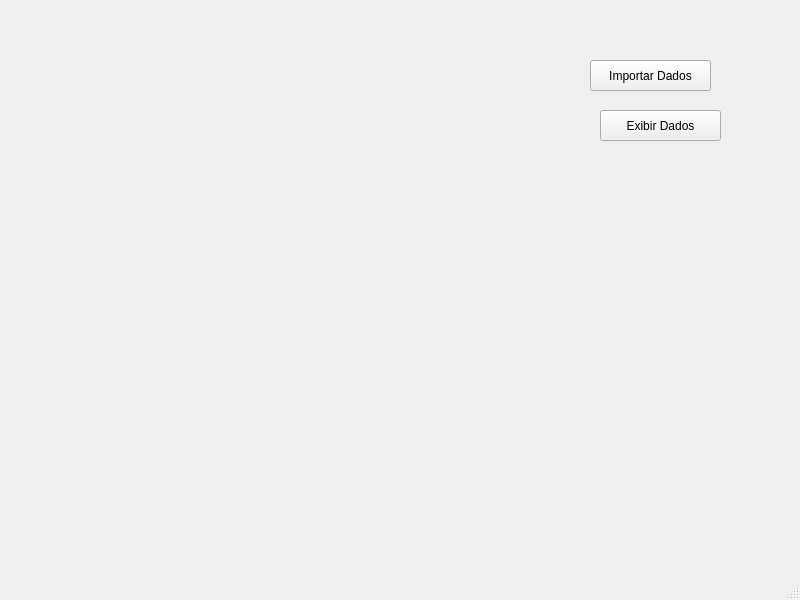
First picture: the form in src-v2/mainwindow.ui, repository ldsc/ProjetoEngenharia-SoftwareEducacionalParaAnaliseESolucaoDeProblemasEmEngenhariaDePoco, before the edit.
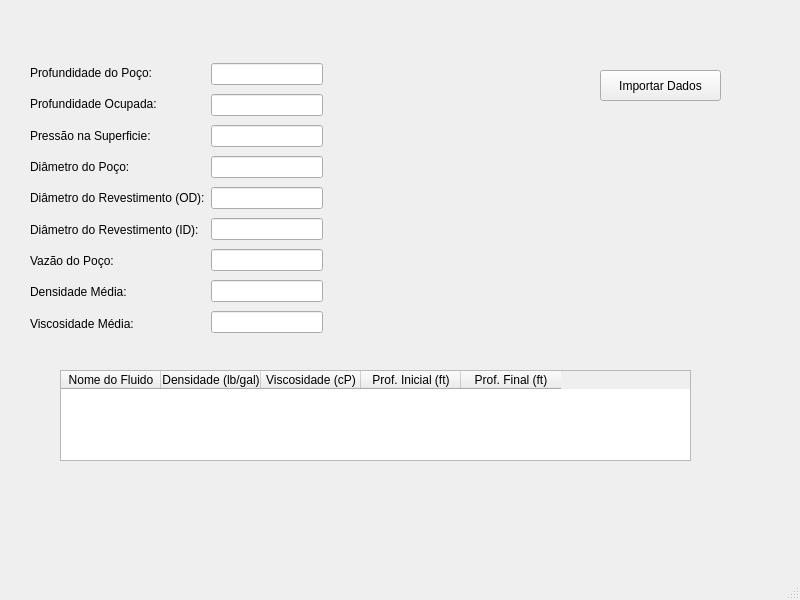
Second picture: the form after the edit.

Commit message: Inclusão na interface da importação e visualização dos dados de fluidos e poço

The edit to the form file:
```diff
--- a/src-v2/mainwindow.ui
+++ b/src-v2/mainwindow.ui
@@ -17,29 +17,161 @@
    <widget class="QPushButton" name="BntImportarDados">
     <property name="geometry">
      <rect>
-      <x>590</x>
-      <y>60</y>
-      <width>121</width>
-      <height>31</height>
-     </rect>
-    </property>
-    <property name="text">
-     <string>Importar Dados</string>
-    </property>
-   </widget>
-   <widget class="QPushButton" name="BntExibirDados">
-    <property name="geometry">
-     <rect>
       <x>600</x>
-      <y>110</y>
+      <y>70</y>
       <width>121</width>
       <height>31</height>
      </rect>
     </property>
     <property name="text">
-     <string>Exibir Dados</string>
+     <string>Importar Dados</string>
     </property>
    </widget>
+   <widget class="QTableWidget" name="tblFluidos">
+    <property name="geometry">
+     <rect>
+      <x>60</x>
+      <y>370</y>
+      <width>631</width>
+      <height>91</height>
+     </rect>
+    </property>
+    <column>
+     <property name="text">
+      <string>Nome do Fluido</string>
+     </property>
+    </column>
+    <column>
+     <property name="text">
+      <string>Densidade (lb/gal)</string>
+     </property>
+    </column>
+    <column>
+     <property name="text">
+      <string>Viscosidade (cP)</string>
+     </property>
+    </column>
+    <column>
+     <property name="text">
+      <string>Prof. Inicial (ft)</string>
+     </property>
+    </column>
+    <column>
+     <property name="text">
+      <string>Prof. Final (ft)</string>
+     </property>
+    </column>
+   </widget>
+   <widget class="QWidget" name="">
+    <property name="geometry">
+     <rect>
+      <x>30</x>
+      <y>60</y>
+      <width>293</width>
+      <height>276</height>
+     </rect>
+    </property>
+    <layout class="QHBoxLayout" name="horizontalLayout">
+     <item>
+      <layout class="QVBoxLayout" name="verticalLayout">
+       <item>
+        <widget class="QLabel" name="lbnTituloProfundidadePoco">
+         <property name="text">
+          <string>Profundidade do Poço:</string>
+         </property>
+        </widget>
+       </item>
+       <item>
+        <widget class="QLabel" name="lbnTituloProfundidadeOcupada">
+         <property name="text">
+          <string>Profundidade Ocupada:</string>
+         </property>
+        </widget>
+       </item>
+       <item>
+        <widget class="QLabel" name="lbnTituloPressaoSup">
+         <property name="text">
+          <string>Pressão na Superficie:</string>
+         </property>
+        </widget>
+       </item>
+       <item>
+        <widget class="QLabel" name="lbnTituloDiametroPoco">
+         <property name="text">
+          <string>Diâmetro do Poço:</string>
+         </property>
+        </widget>
+       </item>
+       <item>
+        <widget class="QLabel" name="lbnTituloDiametroOD">
+         <property name="text">
+          <string>Diâmetro do Revestimento (OD):</string>
+         </property>
+        </widget>
+       </item>
+       <item>
+        <widget class="QLabel" name="lbnTituloDiametroID">
+         <property name="text">
+          <string>Diâmetro do Revestimento (ID):</string>
+         </property>
+        </widget>
+       </item>
+       <item>
+        <widget class="QLabel" name="lbnTituloVazao">
+         <property name="text">
+          <string>Vazão do Poço:</string>
+         </property>
+        </widget>
+       </item>
+       <item>
+        <widget class="QLabel" name="lbnTituloDensidadeMedia">
+         <property name="text">
+          <string>Densidade Média:</string>
+         </property>
+        </widget>
+       </item>
+       <item>
+        <widget class="QLabel" name="lbnTituloViscosidadeMedia">
+         <property name="text">
+          <string>Viscosidade Média:</string>
+         </property>
+        </widget>
+       </item>
+      </layout>
+     </item>
+     <item>
+      <layout class="QVBoxLayout" name="verticalLayout_3">
+       <item>
+        <widget class="QLineEdit" name="lnValorProfundidadePoco"/>
+       </item>
+       <item>
+        <widget class="QLineEdit" name="lnValorProfundidadeOcupada"/>
+       </item>
+       <item>
+        <widget class="QLineEdit" name="lnValorPressaoSup"/>
+       </item>
+       <item>
+        <widget class="QLineEdit" name="lnValorDiametroPoco"/>
+       </item>
+       <item>
+        <widget class="QLineEdit" name="lnValorDiametroOD"/>
+       </item>
+       <item>
+        <widget class="QLineEdit" name="lnValorDiametroID"/>
+       </item>
+       <item>
+        <widget class="QLineEdit" name="lnValorVazao"/>
+       </item>
+       <item>
+        <widget class="QLineEdit" name="lnValorDensidadeMedia"/>
+       </item>
+       <item>
+        <widget class="QLineEdit" name="lnValorViscosidadeMedia"/>
+       </item>
+      </layout>
+     </item>
+    </layout>
+   </widget>
   </widget>
   <widget class="QMenuBar" name="menubar">
    <property name="geometry">
```
Left out of the diff: 2 changed lines with no effect on the pictures. The commit also changes 6 other files.
